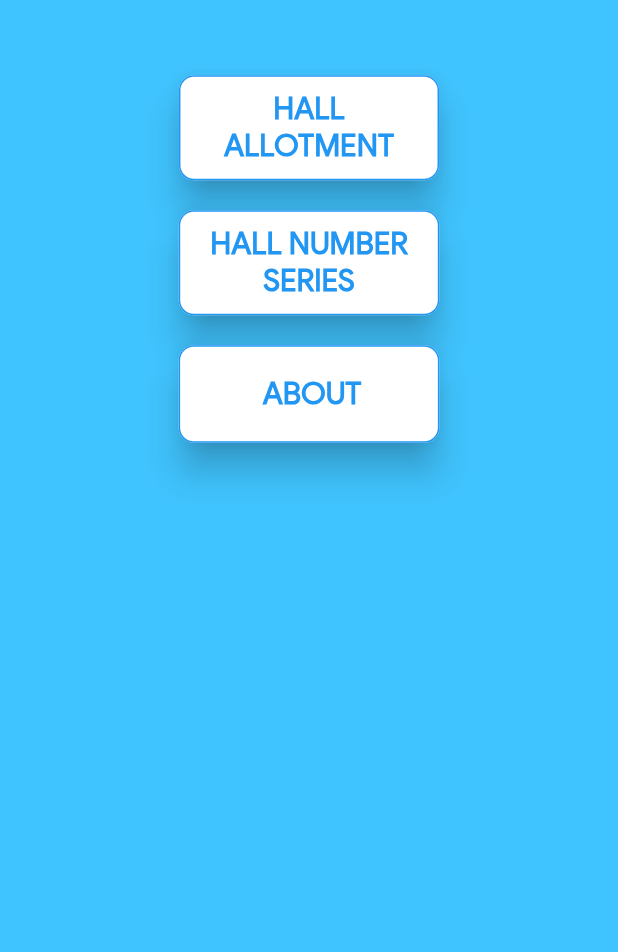
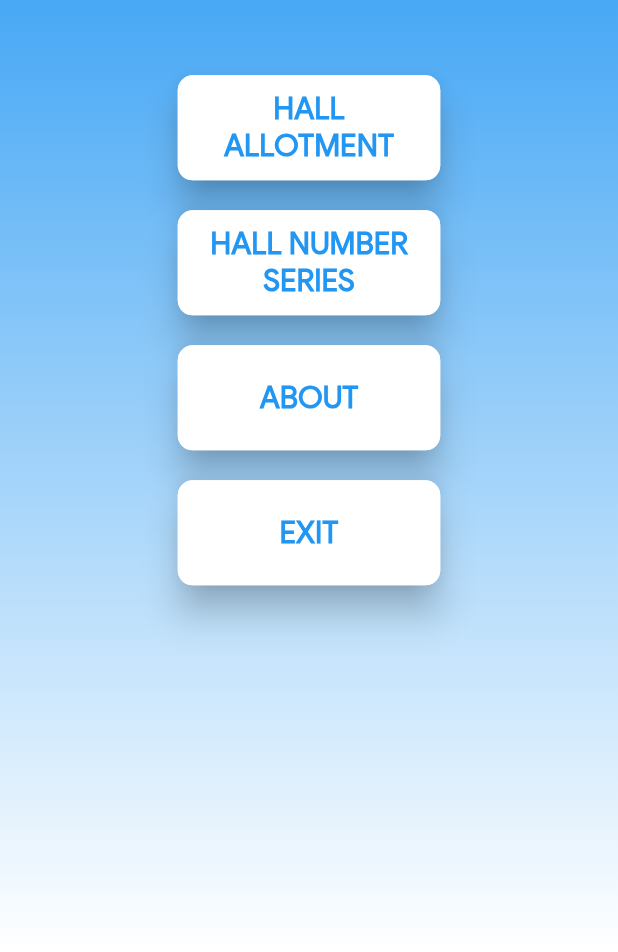
Before and after one commit to gokul1630/ExamHallFinder_flutter, a Flutter app: the screen it shows after launch, on a phone screen of 412 x 824 dp, the part 284-1236 px from its top. Run offline on Flutter 3.47's test engine with Material 2 defaults, Android fonts, the phone set to English and light mode, and no system bars; our stand-ins replace flushbar, modal_progress_hud; missing offline and left inert: responsive_widgets.

Commit message:
added code to rebuild RaisedButton with single method & misc changes

```diff
--- a/lib/screens/Result.dart
+++ b/lib/screens/Result.dart
@@ -1,6 +1,7 @@
 import 'package:flutter/cupertino.dart';
 import 'package:flutter/material.dart';
 import 'package:responsive_widgets/responsive_widgets.dart';
+import 'package:sona_know_your_hall/screens/hall_allotment.dart';
 
 // ignore: must_be_immutable
 class Result extends StatelessWidget {
@@ -51,7 +52,7 @@ class Result extends StatelessWidget {
                                 fontWeight: FontWeight.bold,
                                 fontFamily: 'Gsans',
                                 fontSize: 30.0,
-                                color: Colors.blue),
+                                color: blue),
                           ),
                         )
                       : Text(
@@ -61,7 +62,7 @@ class Result extends StatelessWidget {
                               fontWeight: FontWeight.bold,
                               fontFamily: 'Gsans',
                               fontSize: 40.0,
-                              color: Colors.blue),
+                              color: blue),
                         ),
                 ],
               ),
--- a/lib/screens/WelcomePage.dart
+++ b/lib/screens/WelcomePage.dart
@@ -1,7 +1,8 @@
 import 'package:flutter/material.dart';
+import 'package:flutter/services.dart';
+import 'package:sona_know_your_hall/screens/About.dart';
+import 'package:sona_know_your_hall/screens/HallNumber_series.dart';
 
-import './About.dart';
-import './HallNumber_series.dart';
 import './hall_allotment.dart';
 
 class MainPage extends StatelessWidget {
@@ -13,104 +14,92 @@ class MainPage extends StatelessWidget {
 
   @override
   Widget build(BuildContext context) {
-    return ListView(
+    return Container(
+      decoration: BoxDecoration(
+        gradient: LinearGradient(
+          colors: [blue, white],
+          begin: Alignment.topCenter,
+          end: Alignment.bottomCenter,
+        ),
+      ),
+      child: ListView(
         children: <Widget>[
           getImage(),
           SizedBox(
             height: 50.0,
           ),
           Center(
-          child: RaisedButton(
-            child: Padding(
-              padding: const EdgeInsets.only(
-                  top: 10.0, bottom: 10.0, right: 14.0, left: 14.0),
-              child: Text(
+            child: NavigationButton(
               """HALL\nALLOTMENT""",
-                textAlign: TextAlign.center,
-                style: TextStyle(
-                    fontSize: 20.0,
-                    color: Colors.blue,
-                    fontFamily: 'Gsans',
-                    fontWeight: FontWeight.bold),
+              HallAllotment(),
             ),
           ),
-            color: Colors.white,
-            highlightColor: Colors.blueAccent,
-            shape: RoundedRectangleBorder(
-                borderRadius: BorderRadius.circular(10.0),
-                side: BorderSide(color: Colors.blue)),
-            elevation: 10.0,
-            onPressed: () {
-              Navigator.push(context, MaterialPageRoute(builder: (context) {
-                return HallAllotment();
-              }));
-            },
+          SizedBox(
+            height: 20.0,
+          ),
+          Center(
+            child: NavigationButton("""HALL NUMBER\nSERIES""", HallNumSeries()),
+          ),
+          SizedBox(
+            height: 20.0,
+          ),
+          Center(
+            child: NavigationButton(
+              'ABOUT',
+              About(),
             ),
           ),
           SizedBox(height: 20.0),
           Center(
+            child: NavigationButton('EXIT'),
+          ),
+        ],
+      ),
+    );
+  }
+}
+
+class NavigationButton extends StatelessWidget {
+  final navigator;
+  final text;
+  NavigationButton(this.text, [this.navigator]);
+  @override
+  Widget build(BuildContext context) {
+    return ButtonTheme(
+      minWidth: 175,
+      height: 70,
       child: RaisedButton(
-            child: Padding(
-              padding: const EdgeInsets.only(
-                  top: 10.0, bottom: 10.0, left: 5.0, right: 5.0),
         child: Text(
-                """HALL NUMBER\nSERIES""",
+          text,
           textAlign: TextAlign.center,
           style: TextStyle(
               fontSize: 20.0,
-                    color: Colors.blue,
+              color: blue,
               fontFamily: 'Gsans',
               fontWeight: FontWeight.bold),
         ),
-            ),
-            color: Colors.white,
-            highlightColor: Colors.blueAccent,
+        color: white,
+        highlightColor: blue,
         shape: RoundedRectangleBorder(
           borderRadius: BorderRadius.circular(10.0),
-                side: BorderSide(color: Colors.blue)),
+          side: BorderSide(
+            color: white,
+          ),
+        ),
         elevation: 10.0,
         onPressed: () {
-              Navigator.push(context, MaterialPageRoute(builder: (context) {
-                return HallNumSeries();
-              }));
+          text == 'EXIT'
+              ? SystemNavigator.pop()
+              : Navigator.push(
+                  context,
+                  MaterialPageRoute(
+                    builder: (context) {
+                      return navigator;
                     },
                   ),
-        ),
-        SizedBox(height: 20.0),
-        Center(
-          child: RaisedButton(
-            child: Padding(
-              padding: const EdgeInsets.only(
-                top: 20.0,
-                bottom: 20.0,
-                left: 40.0,
-                right: 36.0,
-              ),
-              child: Text(
-                "ABOUT",
-                textAlign: TextAlign.center,
-                style: TextStyle(
-                    fontSize: 20.0,
-                    color: Colors.blue,
-                    fontFamily: 'Gsans',
-                    fontWeight: FontWeight.bold),
-              ),
-            ),
-            color: Colors.white,
-            highlightColor: Colors.blueAccent,
-            shape: RoundedRectangleBorder(
-                borderRadius: BorderRadius.circular(10.0),
-                side: BorderSide(color: Colors.blue)),
-            elevation: 10.0,
-            onPressed: () {
-              Navigator.push(context, MaterialPageRoute(builder: (context) {
-                return About();
-              }));
+                );
         },
       ),
-        ),
-        SizedBox(height: 20.0),
-      ],
     );
   }
 }
```
Also changed, not shown: lib/screens/hall_allotment.dart (+28 -30 lines), pubspec.yaml (+2 -47 lines), pubspec.lock, 1 other file. Lines whose indentation alone changed are shown as unchanged.
